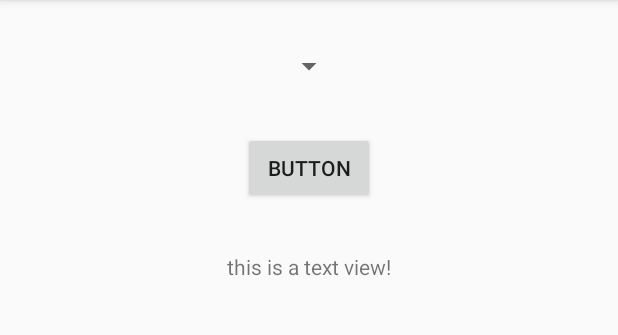
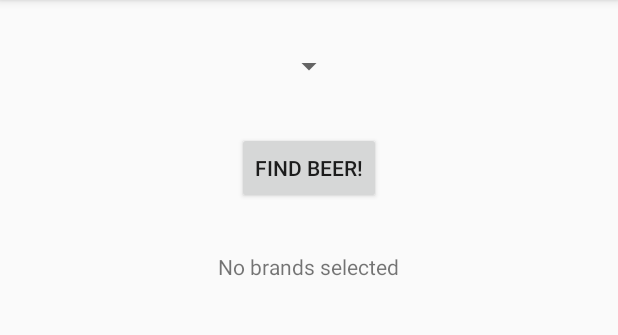
Before and after one commit to chen1649chenli/HeadFirstAndroid, an Android app: the screen it shows after launch (MainActivity), on a phone screen of 412 x 824 dp, the part 84-419 px from its top. Run offline under Robolectric (Android 15) with nearby library versions, the phone set to English and light mode, and no system bars.

Commit message:
learn to use string value

```diff
--- a/FirstApp/app/src/main/res/layout/activity_main.xml
+++ b/FirstApp/app/src/main/res/layout/activity_main.xml
@@ -22,7 +22,7 @@
         android:layout_height="wrap_content"
         android:layout_gravity="center"
         android:layout_margin="16dp"
-        android:text="Button" />
+        android:text="@string/find_bear" />
 
     <TextView
         android:id="@+id/brands"
@@ -30,6 +30,6 @@
         android:layout_height="wrap_content"
         android:layout_gravity="center"
         android:layout_margin="16dp"
-        android:text="this is a text view!" />
+        android:text="@string/brands" />
 
 </LinearLayout>
--- a/FirstApp/app/src/main/res/values/strings.xml
+++ b/FirstApp/app/src/main/res/values/strings.xml
@@ -1,3 +1,5 @@
 <resources>
     <string name="app_name">Beer Advisor</string>
+    <string name="find_bear">Find Beer!</string>
+    <string name="brands">No brands selected</string>
 </resources>
```
